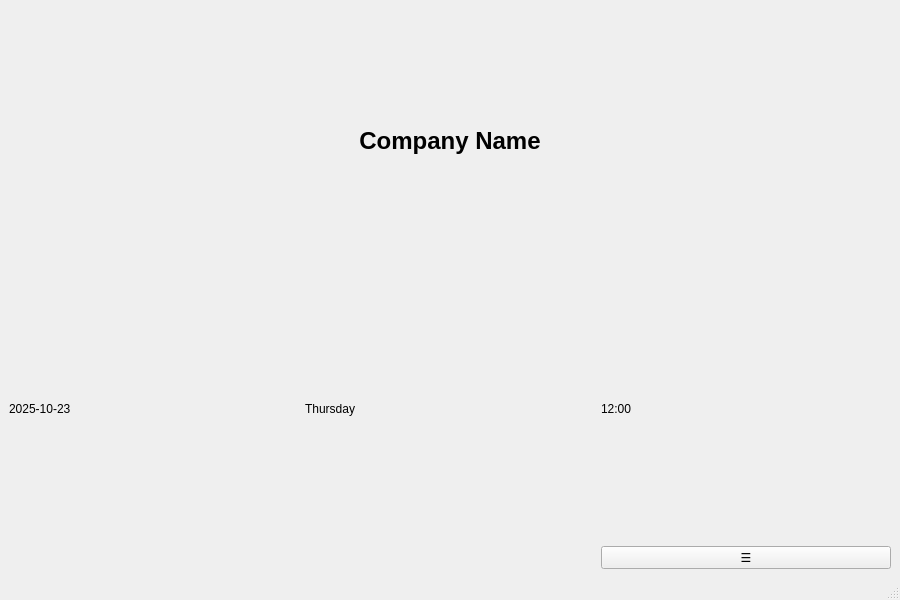
Old version of the form Project/ui/main_window.ui in the repository Selvam-T/POS.
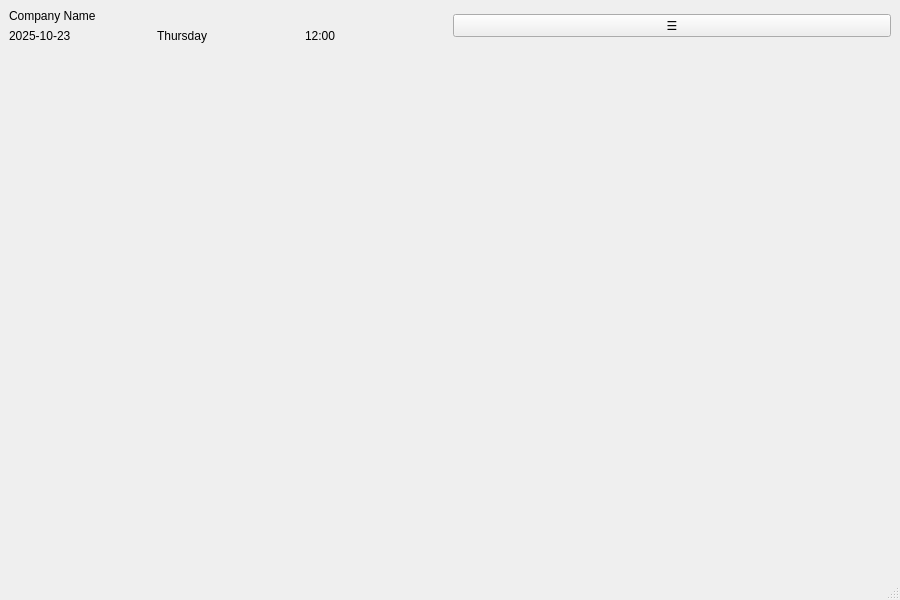
New version of the form.

Commit message: UI: header layout, QSS styling, margins updated

```diff
--- a/Project/ui/main_window.ui
+++ b/Project/ui/main_window.ui
@@ -14,15 +14,16 @@
   <widget class="QWidget" name="centralwidget">
    <layout class="QVBoxLayout" name="mainLayout">
     <item>
+            <layout class="QHBoxLayout" name="header">
+             <item>
+                <layout class="QVBoxLayout" name="companyDate">
+                 <item>
      <widget class="QLabel" name="labelCompany">
       <property name="text">
        <string>Company Name</string>
       </property>
       <property name="alignment">
-       <set>Qt::AlignCenter</set>
-      </property>
-      <property name="styleSheet">
-       <string notr="true">font-size:18pt; font-weight:bold;</string>
+                      <set>Qt::AlignLeft</set>
       </property>
      </widget>
     </item>
@@ -51,6 +52,17 @@
       </item>
      </layout>
     </item>
+                </layout>
+             </item>
+             <item>
+              <widget class="QPushButton" name="burgerBtn">
+                <property name="text">
+                 <string>☰</string>
+                </property>
+              </widget>
+             </item>
+            </layout>
+         </item>
     <item>
      <layout class="QHBoxLayout" name="workRow">
       <item>
@@ -59,13 +71,6 @@
       <item>
        <widget class="QFrame" name="paymentFrame"/>
       </item>
-      <item>
-       <widget class="QPushButton" name="burgerBtn">
-        <property name="text">
-         <string>☰</string>
-        </property>
-       </widget>
-      </item>
      </layout>
     </item>
    </layout>
```
Left out of the diff: 2 changed lines with no effect on the pictures. Lines whose indentation alone changed are shown as unchanged. The commit also changes 5 other files.
